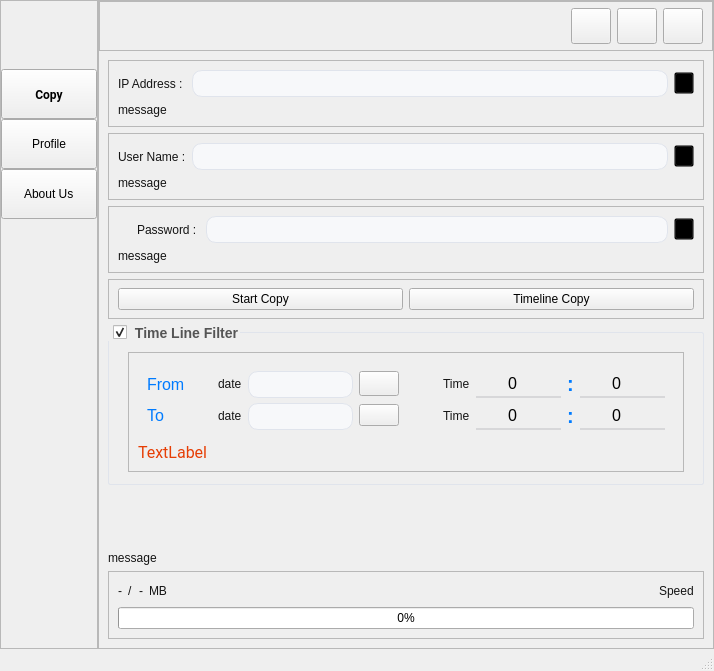
Above: UIFiles/mainUI.ui from amirhossein-mlkz/railProject_imageCopy before the change. Below: the same form after it.
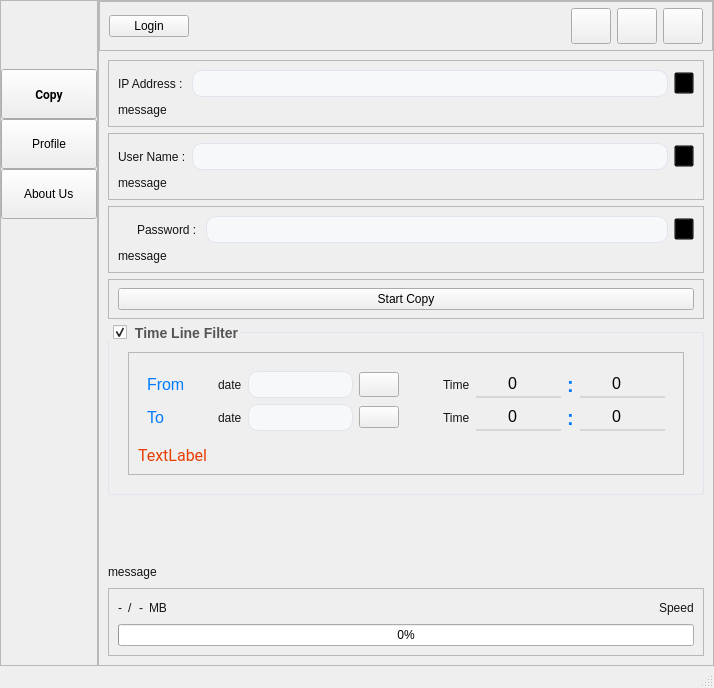
That is the form after the change. Icons and pictures are not drawn. Custom widgets are drawn as their Qt base class.

Commit message: add login btn

```diff
--- a/UIFiles/mainUI.ui
+++ b/UIFiles/mainUI.ui
@@ -7,7 +7,7 @@
     <x>0</x>
     <y>0</y>
     <width>714</width>
-    <height>655</height>
+    <height>688</height>
    </rect>
   </property>
   <property name="windowTitle">
@@ -940,6 +940,31 @@
              <property name="bottomMargin">
               <number>6</number>
              </property>
+             <item>
+              <widget class="QPushButton" name="login_btn">
+               <property name="enabled">
+                <bool>true</bool>
+               </property>
+               <property name="minimumSize">
+                <size>
+                 <width>0</width>
+                 <height>0</height>
+                </size>
+               </property>
+               <property name="cursor">
+                <cursorShape>PointingHandCursor</cursorShape>
+               </property>
+               <property name="styleSheet">
+                <string notr="true"/>
+               </property>
+               <property name="text">
+                <string>Login</string>
+               </property>
+               <property name="styleClass" stdset="0">
+                <string>fillBtn</string>
+               </property>
+              </widget>
+             </item>
              <item>
               <spacer name="horizontalSpacer">
                <property name="orientation">
@@ -1284,31 +1309,6 @@
                    </property>
                   </widget>
                  </item>
-                 <item>
-                  <widget class="QPushButton" name="timeline_btn">
-                   <property name="enabled">
-                    <bool>true</bool>
-                   </property>
-                   <property name="minimumSize">
-                    <size>
-                     <width>0</width>
-                     <height>0</height>
-                    </size>
-                   </property>
-                   <property name="cursor">
-                    <cursorShape>PointingHandCursor</cursorShape>
-                   </property>
-                   <property name="styleSheet">
-                    <string notr="true"/>
-                   </property>
-                   <property name="text">
-                    <string>Timeline Copy</string>
-                   </property>
-                   <property name="styleClass" stdset="0">
-                    <string>fillBtn</string>
-                   </property>
-                  </widget>
-                 </item>
                 </layout>
                </widget>
               </item>
```
The commit also changes 5 other files.
